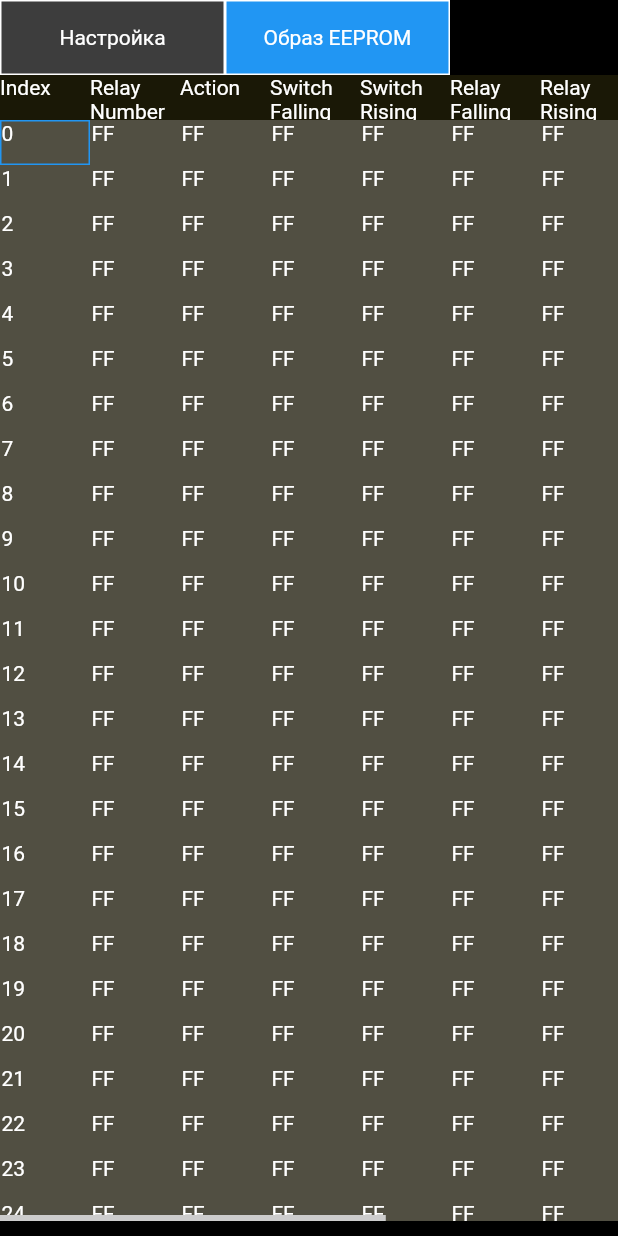
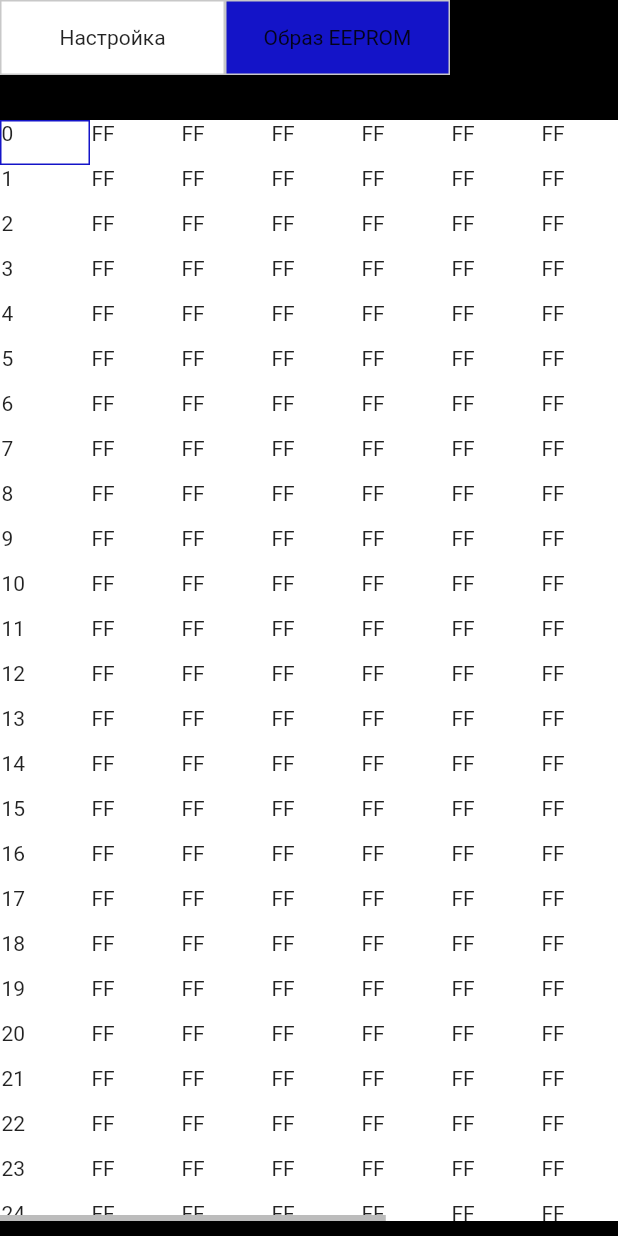
Before and after one commit to ipoluianov/skrrmrchoh_smart_switch, a Flutter app: the screen it shows after launch, after a tap on "Образ EEPROM", on a phone screen of 412 x 824 dp. Run offline on Flutter 3.47's test engine with Material 2 defaults, Android fonts, the phone set to English and light mode, and no system bars.

Commit message:
settings

```diff
--- a/sss/lib/context/context.dart
+++ b/sss/lib/context/context.dart
@@ -1,6 +1,7 @@
 import 'package:flutter/material.dart';
 import 'package:flutter/services.dart';
 import 'package:sss/context/cell_editor_select.dart';
+import 'package:sss/settings.dart';
 
 import 'cell.dart';
 import 'sheet.dart';
@@ -91,12 +92,12 @@
       int countPerRelay = 8;
       for (int i = 0; i < countPerRelay; i++) {
         int y = ri * countPerRelay + i;
-        CellBorder borderTop = CellBorder(1, Colors.white38);
-        CellBorder borderLeft = CellBorder(1, Colors.white38);
+        CellBorder borderTop = CellBorder(1, Settings.borderColor);
+        CellBorder borderLeft = CellBorder(1, Settings.borderColor);
         CellBorder borderRight = CellBorder(1, Colors.transparent);
         CellBorder borderBottom = CellBorder(1, Colors.transparent);
         if (i == 0) {
-          borderTop.color = Colors.white70;
+          borderTop.color = Settings.borderColor;
           borderTop.width = 1;
         }
         switch (i) {
@@ -403,9 +404,9 @@
   }
 
   Widget buildButton(BuildContext context, int index) {
-    Color col = Colors.white24;
+    Color col = Settings.backColor;
     if (index == currentDocIndex) {
-      col = Colors.blue;
+      col = Settings.selectionColor;
     }
     Sheet doc = docs[index];
     return MouseRegion(
@@ -421,7 +422,7 @@
           decoration: BoxDecoration(
             color: col,
             border: Border.all(
-              color: Colors.white,
+              color: Settings.borderColor,
             ),
           ),
           child: Center(
--- a/sss/lib/context/sheet.dart
+++ b/sss/lib/context/sheet.dart
@@ -3,6 +3,7 @@
 import 'package:flutter/material.dart';
 import 'package:flutter/services.dart';
 
+import '../settings.dart';
 import 'cell.dart';
 import 'cell_editor.dart';
 import 'col.dart';
@@ -240,9 +241,6 @@
     int cs = columnCount();
     List<Widget> rows = [];
 
-    BorderSide borderSideCommon =
-        const BorderSide(width: 1, color: Colors.white10);
-
     for (int y = 0; y < rs; y++) {
       List<Widget> cellsInRow = [];
       for (int x = 0; x < cs; x++) {
@@ -260,13 +258,6 @@
             height: rowHeight(y),
             child: Container(
               padding: const EdgeInsets.all(0),
-              decoration: BoxDecoration(
-                border: Border(
-                    //left: borderSideCommon,
-                    //top: borderSideCommon,
-                    //left: borderSideCommon,
-                    ),
-              ),
               child: widget,
             ),
           ),
@@ -339,9 +330,8 @@
     // - edit dialog
     return Stack(
       children: [
-        Container(
+        SizedBox(
           width: viewportWidth,
-          color: Colors.yellow.withOpacity(0.1),
           child: Scrollbar(
             controller: hController,
             thumbVisibility: true,
@@ -360,7 +350,7 @@
   BoxBorder buildCellBorder(Cell cell) {
     BoxBorder border = Border.all(width: 0, color: Colors.transparent);
     if (cell.x == currentX && cell.y == currentY) {
-      border = Border.all(width: 1, color: Colors.blue);
+      border = Border.all(width: 1, color: Settings.selectionColor);
     } else {
       border = Border(
         left: BorderSide(
@@ -406,7 +396,7 @@
           },
           child: Container(
             decoration: BoxDecoration(
-              color: Colors.white24,
+              color: Settings.backColor,
               border: buildCellBorder(cell),
             ),
             child: cell.buildViewer(),
@@ -450,7 +440,7 @@
                 border: Border(
                   bottom: BorderSide(
                     width: 1,
-                    color: Colors.white30,
+                    color: Settings.borderColor,
                   ),
                 ),
               ),
@@ -499,7 +489,7 @@
         child: Container(
           width: width,
           height: height,
-          color: Colors.black38,
+          color: Settings.backColor,
           child: cell.buildEditor(columns[currentX].displayName, () {
             editing_ = false;
           }),
--- a/sss/lib/main.dart
+++ b/sss/lib/main.dart
@@ -1,7 +1,9 @@
 import 'package:flutter/material.dart';
 import 'package:sss/mainform/mainform.dart';
+import 'package:sss/settings.dart';
 
 void main() {
+  Settings.setLight();
   runApp(const MyApp());
 }
 
@@ -14,7 +16,7 @@
     return MaterialApp(
       title: 'Flutter Demo',
       theme: ThemeData(
-        brightness: Brightness.dark,
+        brightness: Settings.brightness,
         primarySwatch: Colors.blue,
       ),
       home: const MainForm(),
--- /dev/null
+++ b/sss/lib/settings.dart
@@ -0,0 +1,17 @@
+import 'package:flutter/material.dart';
+
+class Settings {
+  static Brightness brightness = Brightness.dark;
+  static Color backColor = Colors.black;
+  static Color textColor = Colors.white;
+  static Color borderColor = Colors.white30;
+  static Color selectionColor = Colors.blue;
+
+  static void setLight() {
+    brightness = Brightness.light;
+    backColor = Colors.white;
+    textColor = const Color.fromARGB(255, 200, 200, 200);
+    borderColor = const Color.fromARGB(255, 200, 200, 200);
+    selectionColor = const Color.fromARGB(255, 20, 20, 200);
+  }
+}
```
